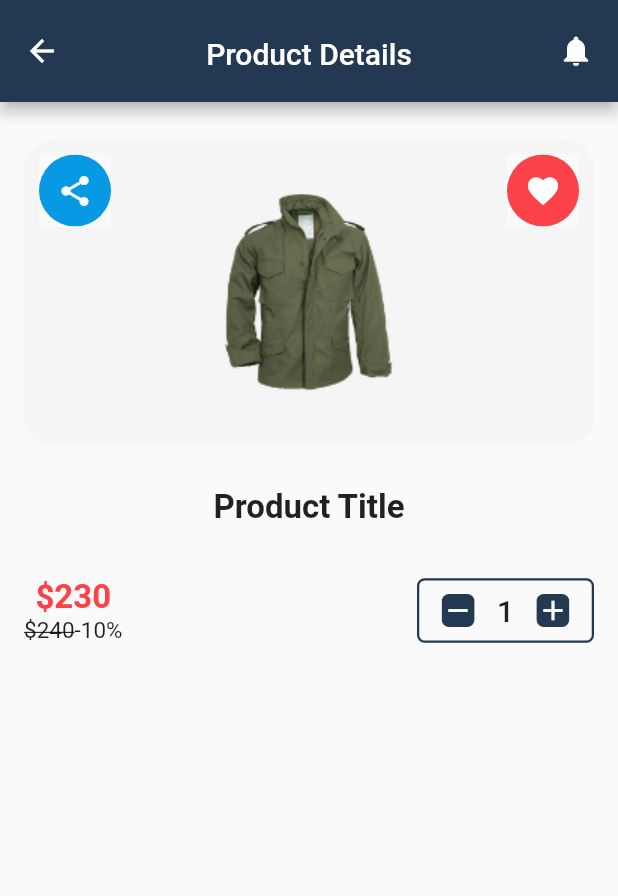
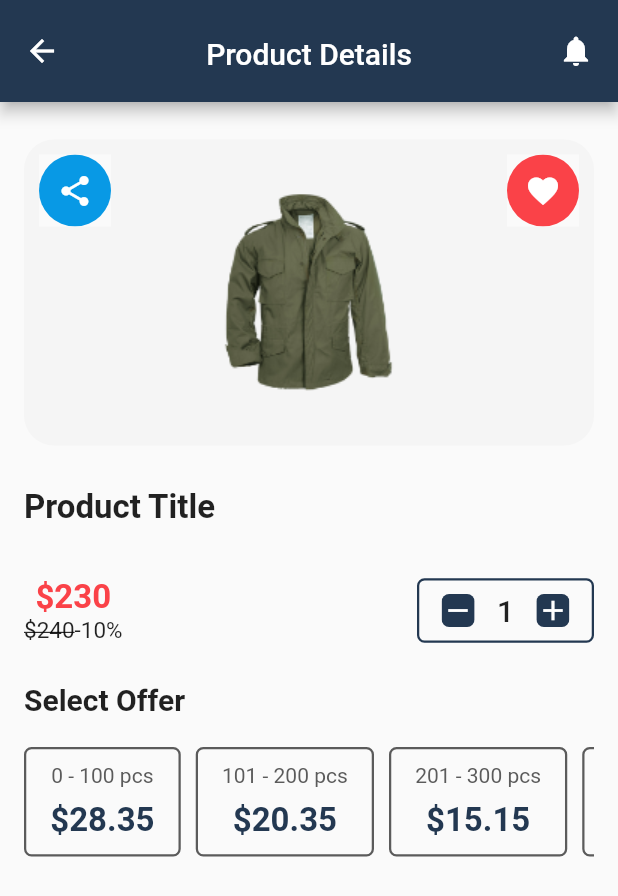
Before and after one commit to ashikahmedfahim/Flutter-E-commerce, a Flutter app: the screen it shows after launch, on a phone screen of 412 x 824 dp. Shown: the top 896 px of the screen. Run offline on Flutter 3.47's test engine with Material 2 defaults, Android fonts, the light colour scheme and no system bars; our stand-ins replace badges, flutter_svg, shared_preferences.

Commit message:
offer section and card added

```diff
--- /dev/null
+++ b/lib/components/offer_card.dart
@@ -0,0 +1,66 @@
+import 'package:flutter/material.dart';
+import 'package:lacuna/constants.dart';
+import 'package:lacuna/mock_data/data.dart';
+
+class OfferCard extends StatefulWidget {
+  final Offer offer;
+  const OfferCard({Key? key, required this.offer}) : super(key: key);
+
+  @override
+  _OfferCardState createState() => _OfferCardState();
+}
+
+class _OfferCardState extends State<OfferCard> {
+  @override
+  Widget build(BuildContext context) {
+    return Padding(
+      padding: const EdgeInsets.only(right: 10.0),
+      child: Container(
+        decoration: BoxDecoration(
+          borderRadius: BorderRadius.circular(5.0),
+          border: Border.all(
+            color: kGreyText,
+            width: 1.5,
+          ),
+        ),
+        child: GestureDetector(
+          onTap: () => null,
+          child: Padding(
+            padding: const EdgeInsets.symmetric(horizontal: 16.0),
+            child: Column(
+              mainAxisAlignment: MainAxisAlignment.spaceEvenly,
+              children: [
+                Row(
+                  children: [
+                    Text(
+                      widget.offer.min.toString() + ' - ',
+                      style: TextStyle(
+                        color: kGreyText,
+                        fontSize: 14.0,
+                      ),
+                    ),
+                    Text(
+                      widget.offer.max.toString() + ' pcs',
+                      style: TextStyle(
+                        color: kGreyText,
+                        fontSize: 14.0,
+                      ),
+                    ),
+                  ],
+                ),
+                Text(
+                  '\$' + widget.offer.price.toString(),
+                  style: TextStyle(
+                    color: kPrimaryColor,
+                    fontSize: 22.0,
+                    fontWeight: FontWeight.bold,
+                  ),
+                ),
+              ],
+            ),
+          ),
+        ),
+      ),
+    );
+  }
+}
--- a/lib/mock_data/data.dart
+++ b/lib/mock_data/data.dart
@@ -71,3 +71,17 @@ final List<Product> products = [
     reviewCount: 45,
   ),
 ];
+
+class Offer {
+  Offer({required this.min, required this.max, required this.price});
+  int min;
+  int max;
+  double price;
+}
+
+final List<Offer> offers = [
+  Offer(min: 0, max: 100, price: 28.35),
+  Offer(min: 101, max: 200, price: 20.35),
+  Offer(min: 201, max: 300, price: 15.15),
+  Offer(min: 301, max: 400, price: 12.55),
+];
--- a/lib/screens/product_details_page.dart
+++ b/lib/screens/product_details_page.dart
@@ -1,5 +1,7 @@
 import 'package:flutter/material.dart';
 import 'package:lacuna/constants.dart';
+import 'package:lacuna/mock_data/data.dart';
+import '../widgets/offer_section_builder.dart';
 
 class ProductDetailsPage extends StatefulWidget {
   const ProductDetailsPage({Key? key}) : super(key: key);
@@ -49,6 +51,7 @@ class _ProductDetailsPageState extends State<ProductDetailsPage> {
       body: Padding(
         padding: EdgeInsets.symmetric(horizontal: 16.0, vertical: 25.0),
         child: Column(
+          crossAxisAlignment: CrossAxisAlignment.start,
           children: [
             Container(
               height: 204,
@@ -222,7 +225,18 @@ class _ProductDetailsPageState extends State<ProductDetailsPage> {
                   ),
                 ],
               ),
-            )
+            ),
+            Padding(
+              padding: const EdgeInsets.symmetric(vertical: 20.0),
+              child: Text(
+                'Select Offer',
+                style: TextStyle(
+                  fontSize: 20.0,
+                  fontWeight: FontWeight.bold,
+                ),
+              ),
+            ),
+            OfferSectionBuilder(offers: offers),
           ],
         ),
       ),
--- /dev/null
+++ b/lib/widgets/offer_section_builder.dart
@@ -0,0 +1,28 @@
+import 'package:flutter/material.dart';
+import 'package:lacuna/components/offer_card.dart';
+import 'package:lacuna/mock_data/data.dart';
+
+class OfferSectionBuilder extends StatefulWidget {
+  final List<Offer> offers;
+  const OfferSectionBuilder({Key? key, required this.offers}) : super(key: key);
+
+  @override
+  _OfferSectionBuilderState createState() => _OfferSectionBuilderState();
+}
+
+class _OfferSectionBuilderState extends State<OfferSectionBuilder> {
+  @override
+  Widget build(BuildContext context) {
+    return Container(
+      height: 73.0,
+      child: ListView.builder(
+        physics: BouncingScrollPhysics(),
+        scrollDirection: Axis.horizontal,
+        itemCount: offers.length,
+        itemBuilder: (BuildContext context, int index) => OfferCard(
+          offer: offers[index],
+        ),
+      ),
+    );
+  }
+}
```
